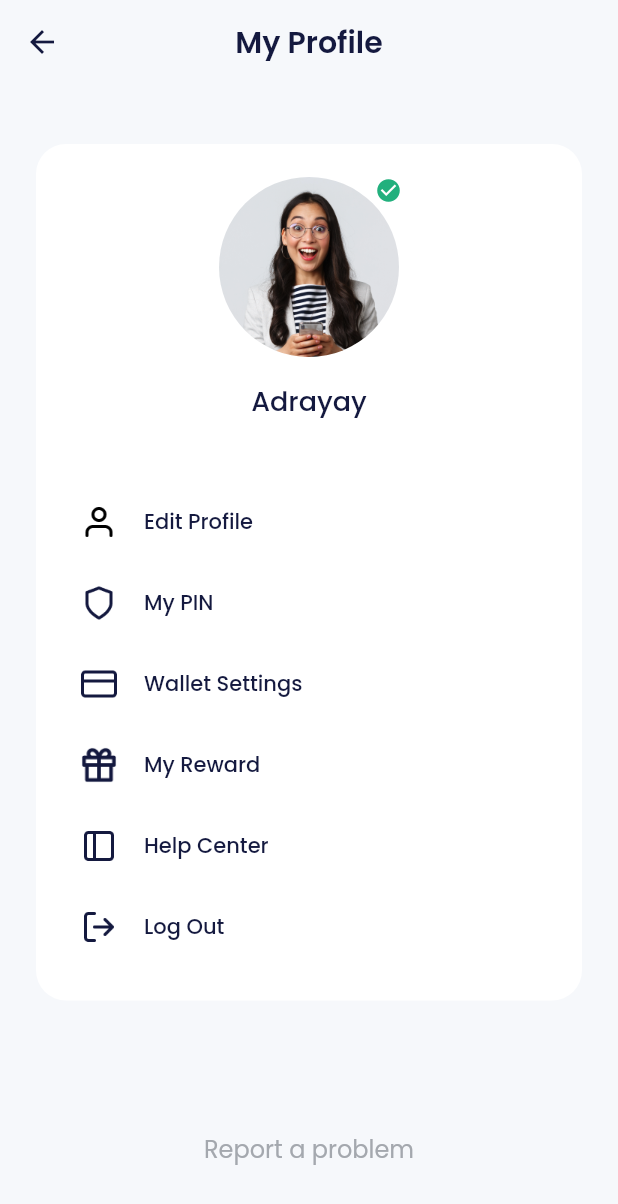
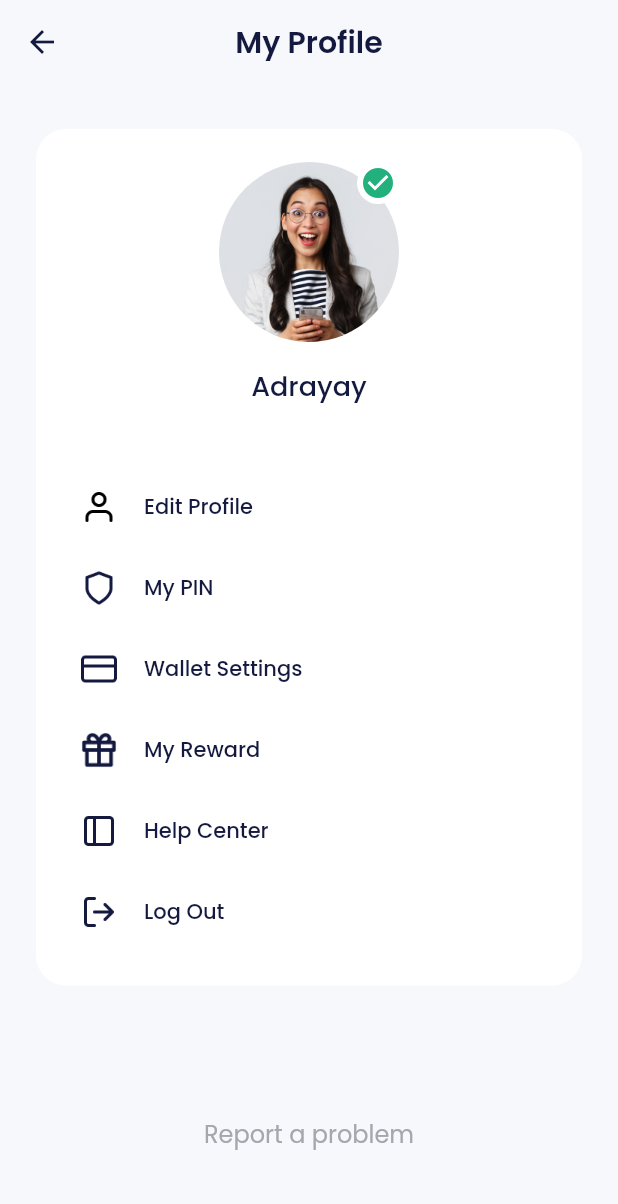
Before and after one commit to AdriF31/BWA, a Flutter app: the ProfilePage screen opened by its route, on a phone screen of 412 x 824 dp. Shown: the top 1204 px of the screen. Run offline on Flutter 3.47's test engine with Material 2 defaults, Android fonts, the phone set to English and light mode, and no system bars; our stand-ins replace carousel_slider, google_fonts.

Commit message:
slicing profile page, refactoring theme data

```diff
--- a/bwa_wallet/lib/ui/pages/home_page.dart
+++ b/bwa_wallet/lib/ui/pages/home_page.dart
@@ -25,7 +25,6 @@ class _HomePageState extends State<HomePage> {
   @override
   Widget build(BuildContext context) {
     return Scaffold(
-      backgroundColor: lightBgColor,
       bottomNavigationBar: BottomAppBar(
         elevation: 0,
         color: whiteColor,
--- a/bwa_wallet/lib/ui/pages/onboarding_page.dart
+++ b/bwa_wallet/lib/ui/pages/onboarding_page.dart
@@ -32,7 +32,7 @@ class _OnBoardingPageState extends State<OnBoardingPage> {
   @override
   Widget build(BuildContext context) {
     return Scaffold(
-      backgroundColor: lightBgColor,
+
       body: Center(
           child: Column(
         mainAxisAlignment: MainAxisAlignment.center,
--- a/bwa_wallet/lib/ui/pages/profile_page.dart
+++ b/bwa_wallet/lib/ui/pages/profile_page.dart
@@ -1,6 +1,5 @@
 import 'package:bwa_wallet/shared/theme.dart';
 import 'package:bwa_wallet/ui/widgets/buttons.dart';
-import 'package:bwa_wallet/ui/widgets/circle_image.dart';
 import 'package:bwa_wallet/ui/widgets/profile_menu.dart';
 import 'package:flutter/material.dart';
 
@@ -10,24 +9,15 @@ class ProfilePage extends StatelessWidget {
   @override
   Widget build(BuildContext context) {
     return Scaffold(
-        backgroundColor: lightBgColor,
         appBar: AppBar(
-            title: Text(
-              'My Profile',
-              style:
-                  blackTextStyle.copyWith(fontSize: 20, fontWeight: semiBold),
-            ),
-            backgroundColor: lightBgColor,
-            centerTitle: true,
-            elevation: 0,
-            iconTheme: IconThemeData(
-              color: blackColor,
-            )),
+            title: const Text(
+          'My Profile',
+        )),
         body: ListView(
           padding: const EdgeInsets.symmetric(horizontal: 24),
           children: [
             Container(
-              margin: const EdgeInsets.only(top: 40),
+              margin: const EdgeInsets.only(top: 30),
               padding: const EdgeInsets.symmetric(vertical: 22, horizontal: 30),
               decoration: BoxDecoration(
                   color: whiteColor, borderRadius: BorderRadius.circular(20)),
@@ -43,15 +33,15 @@ class ProfilePage extends StatelessWidget {
                       child: Align(
                         alignment: Alignment.topRight,
                         child: Container(
-                          width: 16,
-                          height: 16,
+                          width: 28,
+                          height: 28,
                           decoration: BoxDecoration(
                               shape: BoxShape.circle, color: whiteColor),
                           child: Center(
                             child: Icon(
                               Icons.check_circle,
                               color: greenColor,
-                              size: 18,
+                              size: 24,
                             ),
                           ),
                         ),
--- a/bwa_wallet/lib/ui/pages/reward_page.dart
+++ b/bwa_wallet/lib/ui/pages/reward_page.dart
@@ -1,13 +1,12 @@
 import 'package:flutter/material.dart';
-import 'package:flutter/src/foundation/key.dart';
-import 'package:flutter/src/widgets/framework.dart';
+
 
 class RewardPage extends StatelessWidget {
   const RewardPage({Key? key}) : super(key: key);
 
   @override
   Widget build(BuildContext context) {
-    return Center(
+    return const Center(
       child: Text("reward"),
     );
   }
--- a/bwa_wallet/lib/ui/pages/sign_up_page.dart
+++ b/bwa_wallet/lib/ui/pages/sign_up_page.dart
@@ -10,7 +10,7 @@ class SignUpPage extends StatelessWidget {
   @override
   Widget build(BuildContext context) {
     return Scaffold(
-      backgroundColor: lightBgColor,
+
       body: ListView(
         padding: const EdgeInsets.symmetric(horizontal: 24),
         children: [
--- a/bwa_wallet/lib/ui/pages/sign_up_set_profile.dart
+++ b/bwa_wallet/lib/ui/pages/sign_up_set_profile.dart
@@ -11,7 +11,7 @@ class SignUpSetProfile extends StatelessWidget {
   @override
   Widget build(BuildContext context) {
     return Scaffold(
-      backgroundColor: lightBgColor,
+
       body: ListView(
         padding: const EdgeInsets.symmetric(horizontal: 24),
         children: [
--- a/bwa_wallet/lib/ui/pages/sign_up_verify_id.dart
+++ b/bwa_wallet/lib/ui/pages/sign_up_verify_id.dart
@@ -9,7 +9,7 @@ class SignUpVerifyId extends StatelessWidget {
   @override
   Widget build(BuildContext context) {
     return Scaffold(
-      backgroundColor: lightBgColor,
+
       body: ListView(
         padding: const EdgeInsets.symmetric(horizontal: 24),
         children: [
--- a/bwa_wallet/lib/ui/pages/statistic_page.dart
+++ b/bwa_wallet/lib/ui/pages/statistic_page.dart
@@ -1,13 +1,11 @@
 import 'package:flutter/material.dart';
-import 'package:flutter/src/foundation/key.dart';
-import 'package:flutter/src/widgets/framework.dart';
 
 class StatisticPage extends StatelessWidget {
   const StatisticPage({Key? key}) : super(key: key);
 
   @override
   Widget build(BuildContext context) {
-    return Center(
+    return const Center(
       child: Text("statistic"),
     );
   }
```
Also changed, not shown: bwa_wallet/lib/main.dart (+13 -4 lines).
